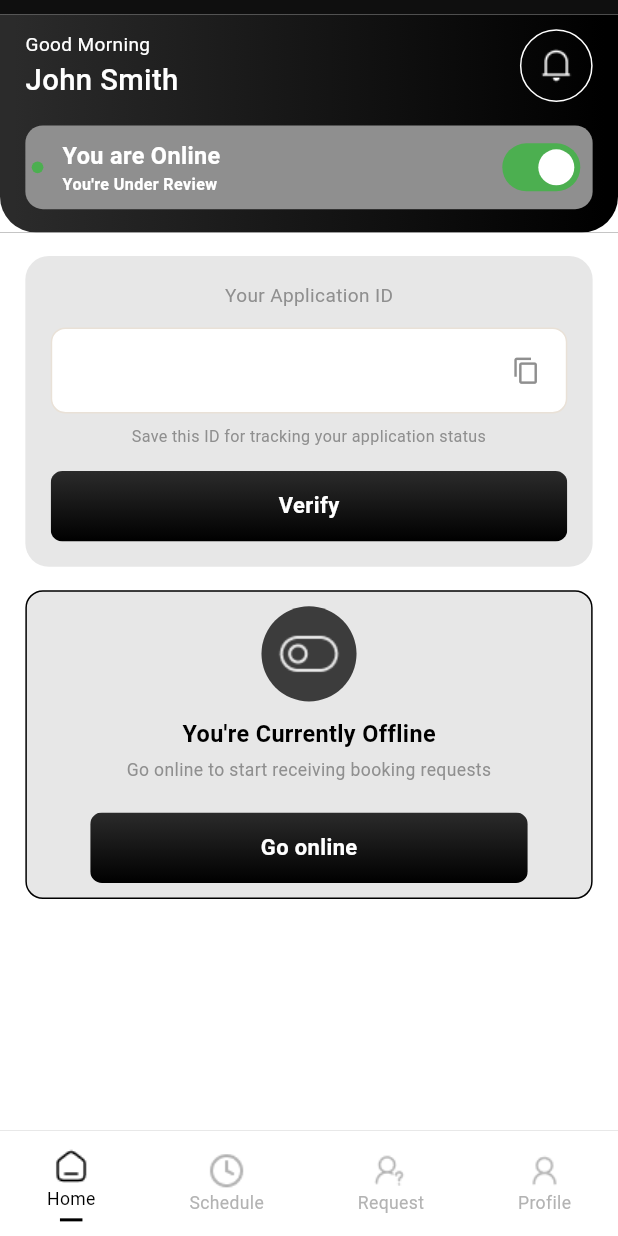
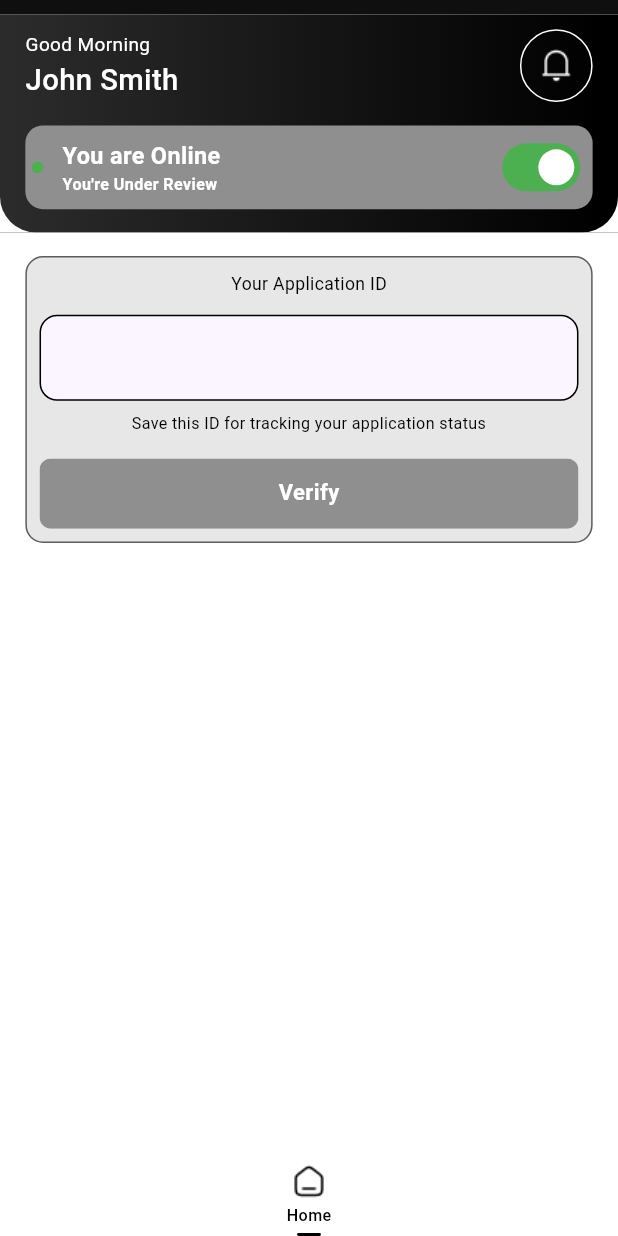
Before and after one commit to EngrJosimuddin42/App-Bloom, a Flutter app: the ApplicationIdCard screen opened directly, on a phone screen of 412 x 824 dp. Run offline on Flutter 3.47's test engine with Material 3 defaults, Android fonts, the phone set to English and light mode, and no system bars; our stand-ins replace dio, flutter_map, flutter_screenutil, get, get_storage, latlong2 and 1 more; accounts and stored records are empty.

Commit message:
barber profile setup screen

```diff
--- a/lib/controllers/barber_home_controller.dart
+++ b/lib/controllers/barber_home_controller.dart
@@ -14,7 +14,7 @@ class BarberHomeController extends GetxController {
   // final _api = Get.find<ApiService>();
 
   // ── Dashboard State ──
-  final _isOnline       = false.obs;
+  final _isOnline = true.obs;
   final _isLoading      = false.obs;
   final _earnings       = ''.obs;
   final _earningsChange = ''.obs;
@@ -171,7 +171,6 @@ class BarberHomeController extends GetxController {
       _earnings.value       = '\$1,240';
       _earningsChange.value = '+18% from last week';
       _earningsDate.value   = '09/25';
-      _isOnline.value       = true;
 
       _stats.value = [
         {'icon': 'assets/images/dollar_icon.png', 'value': '\$420', 'label': 'Today'},
--- a/lib/controllers/barber_required_info_controller.dart
+++ b/lib/controllers/barber_required_info_controller.dart
@@ -48,6 +48,9 @@ class BarberRequiredInfoController extends GetxController {
           : Get.put(BarberHomeController());
 
       homeController.setApplicationId(applicationId);
+
+      // ── ApplicationIdCard screen এ offline
+      await homeController.toggleOnlineStatus(false);
 
       Get.to(
             () => const ApplicationIdCard(),
--- a/lib/controllers/forgot_password_controller.dart
+++ b/lib/controllers/forgot_password_controller.dart
@@ -11,7 +11,7 @@ class ForgotPasswordController extends GetxController {
   final _api = Get.find<ApiService>();
 
   // ── Controllers ──
-  final emailController = TextEditingController();
+  final emailController = TextEditingController(text: 'josimcse@gmail.com');
   final List<TextEditingController> otpControllers =
   List.generate(6, (_) => TextEditingController(text: '0'));
   final newPasswordController = TextEditingController();
--- a/lib/controllers/onboarding_controller.dart
+++ b/lib/controllers/onboarding_controller.dart
@@ -1,7 +1,7 @@
 import 'package:flutter/material.dart';
 import 'package:get/get.dart';
-import '../../../services/local_storage_service.dart';
 import '../../utils/constants/onboarding_data.dart';
+import '../helpers/storage_helper.dart';
 import '../views/screens/login_screen.dart';
 
 class OnboardingController extends GetxController {
@@ -37,7 +37,7 @@ class OnboardingController extends GetxController {
   }
 
   Future<void> onGetStarted() async {
-    await LocalStorageService.setOnboardingCompleted();
+    StorageHelper.setOnboardingDone();
     Get.offAll(
           () => const LoginScreen(),
       transition: Transition.fade,
--- a/lib/main.dart
+++ b/lib/main.dart
@@ -1,4 +1,6 @@
 import 'package:app_bloom/views/screens/home/barber/barber_home_screen.dart';
+import 'package:app_bloom/views/screens/home/barber/profile_setup/barber_required_info_screen.dart';
+import 'package:app_bloom/views/screens/splash_screen.dart';
 import 'package:flutter/material.dart';
 import 'package:flutter_screenutil/flutter_screenutil.dart';
 import 'package:get/get.dart';
@@ -32,7 +34,7 @@ class BarberCallApp extends StatelessWidget {
             colorScheme: ColorScheme.fromSeed(seedColor: AppColors.primary),
             useMaterial3: true,
           ),
-          home: const BarberHomeScreen(),
+          home: const BarberRequiredInfoScreen(),
         );
       },
     );
--- a/lib/themes/app_colors.dart
+++ b/lib/themes/app_colors.dart
@@ -19,6 +19,7 @@ class AppColors {
 
   // Background Colors
   static const Color background     = Color(0xFFFFFFFF);
+  static const Color backgroundWhite = Color(0xFFFAF5FF);
   static const Color backgroundBlue = Color(0xFF007AFF);
   static const Color backgroundGrey = Color(0xFFD9D9D9);
   static const Color backgroundOrange = Color(0xFFFF9500);
--- a/lib/views/base/custom_button.dart
+++ b/lib/views/base/custom_button.dart
@@ -9,8 +9,10 @@ class CustomButton extends StatelessWidget {
   final bool isEnabled;
   final VoidCallback onTap;
   final double? height;
+  final double? width;
   final double? borderRadius;
   final Gradient? gradient;
+  final Color? color;
 
   const CustomButton({
     super.key,
@@ -19,8 +21,10 @@ class CustomButton extends StatelessWidget {
     this.isLoading = false,
     this.isEnabled = true,
     this.height,
+    this.width,
     this.borderRadius,
     this.gradient,
+    this.color,
   });
 
   @override
@@ -28,15 +32,15 @@ class CustomButton extends StatelessWidget {
     final radius = (borderRadius ?? 8).r;
 
     return SizedBox(
-      width: 358.w,
+      width: width ?? 358.w,
       height: height ?? 48.h,
       child: Material(
         color: Colors.transparent,
         borderRadius: BorderRadius.circular(radius),
         child: Ink(
           decoration: BoxDecoration(
-            color: isEnabled ? null : AppColors.textSecondary,
-            gradient: isEnabled
+            color: color ?? (isEnabled ? null : AppColors.textSecondary),
+            gradient: (color == null && isEnabled)
                 ? (gradient ?? AppColors.splashGradient)
                 : null,
             borderRadius: BorderRadius.circular(radius),
--- a/lib/views/base/custom_text_field.dart
+++ b/lib/views/base/custom_text_field.dart
@@ -67,7 +67,7 @@ class CustomTextField extends StatelessWidget {
             filled: true,
             fillColor: fillColor ?? AppColors.background,
             contentPadding:
-            EdgeInsets.symmetric(vertical: 8.h, horizontal: 16.w),
+            EdgeInsets.symmetric(vertical: 8.h, horizontal: 10.w),
             enabledBorder: OutlineInputBorder(
               borderRadius: BorderRadius.circular(10.r),
               borderSide: BorderSide(
--- a/lib/views/base/password_field.dart
+++ b/lib/views/base/password_field.dart
@@ -39,7 +39,7 @@ class _PasswordFieldState extends State<PasswordField> {
       hint: widget.hint ?? '* * * * * * * *',
       label: widget.label,
       fillColor: widget.fillColor ?? AppColors.cardColor,
-      borderColor: widget.borderColor ?? AppColors.border2,
+      borderColor: widget.borderColor ?? AppColors.textBlack4,
       obscureText: _obscure,
       errorText: widget.errorText,
       labelColor: widget.labelColor,
--- a/lib/views/screens/home/barber/barber_home_screen.dart
+++ b/lib/views/screens/home/barber/barber_home_screen.dart
@@ -18,7 +18,7 @@ class BarberHomeScreen extends StatelessWidget {
 
   @override
   Widget build(BuildContext context) {
-    final controller = Get.put(BarberHomeController());
+    final controller = Get.put(BarberHomeController(), permanent: true);
 
     return AnnotatedRegion<SystemUiOverlayStyle>(
         value: const SystemUiOverlayStyle(
--- a/lib/views/screens/home/barber/profile/view_earnings/barber_earning_screen.dart
+++ b/lib/views/screens/home/barber/profile/view_earnings/barber_earning_screen.dart
@@ -9,7 +9,7 @@ import '../../../../../base/earning_history_item.dart';
 import '../../../../../base/earnings_card.dart';
 import '../../../../../base/payment_method_card.dart';
 import '../../../../../base/segmented_tab_bar.dart';
-import 'barber_payment_method_screen.dart';
+
 
 class BarberEarningScreen extends StatefulWidget {
   const BarberEarningScreen({super.key});
--- a/lib/views/screens/home/barber/profile_setup/application_id_card.dart
+++ b/lib/views/screens/home/barber/profile_setup/application_id_card.dart
@@ -5,8 +5,6 @@ import 'package:get/get.dart';
 import '../../../../../controllers/barber_home_controller.dart';
 import '../../../../../themes/app_colors.dart';
 import '../../../../../themes/app_text_styles.dart';
-import '../../../../base/barber_bottom_nav.dart';
-import '../../../../base/barber_nav_helper.dart';
 import '../../../../base/Barber_top_header.dart';
 import '../../../../base/custom_button.dart';
 import '../../../../base/offline_banner.dart';
@@ -76,11 +74,11 @@ class _ApplicationIdCardState extends State<ApplicationIdCard> {
                                         // ── Application ID Card ──
                                         Container(
                                           width: double.infinity,
-                                          padding: EdgeInsets.all(16.w),
+                                          padding: EdgeInsets.all(8.w),
                                           decoration: BoxDecoration(
                                             color: AppColors.cardColor,
-                                            borderRadius:
-                                            BorderRadius.circular(16.r),
+                                            borderRadius: BorderRadius.circular(12.r),
+                                            border: Border.all(color:AppColors.textBlack4)
                                           ),
                                           child: Column(
                                             crossAxisAlignment:
@@ -88,10 +86,9 @@ class _ApplicationIdCardState extends State<ApplicationIdCard> {
                                             children: [
                                               Text(
                                                 'Your Application ID',
-                                                style: AppTextStyles.bodyPrimary
-                                                    .copyWith(
-                                                    color: AppColors
-                                                        .textSecondary),
+                                                style: AppTextStyles.bodyPrimary.copyWith(
+                                                  fontSize: 12.sp,
+                                                    color: AppColors.textBlack),
                                               ),
                                               SizedBox(height: 12.h),
 
@@ -101,54 +98,27 @@ class _ApplicationIdCardState extends State<ApplicationIdCard> {
                                                 _isRevealed = !_isRevealed),
                                                 child: Container(
                                                   width: double.infinity,
-                                                  padding: EdgeInsets.symmetric(
-                                                      vertical: 14.h,
-                                                      horizontal: 16.w),
+                                                  padding: EdgeInsets.symmetric(vertical: 14.h,horizontal: 14.w),
                                                   decoration: BoxDecoration(
-                                                    color: Colors.white,
-                                                    borderRadius:
-                                                    BorderRadius.circular(
-                                                        10.r),
-                                                    border: Border.all(
-                                                        color:
-                                                        AppColors.border2),
+                                                    color: AppColors.backgroundWhite,
+                                                    borderRadius:BorderRadius.circular(12.r),
+                                                    border: Border.all(color:AppColors.textBlack),
                                                   ),
                                                   child: Row(
-                                                    mainAxisAlignment:
-                                                    MainAxisAlignment
-                                                        .spaceBetween,
+                                                    mainAxisAlignment: MainAxisAlignment.center,
                                                     children: [
                                                       Expanded(
                                                         child: Text(
                                                           _isRevealed
-                                                              ? controller
-                                                              .applicationId
-                                                              : '•' *
-                                                              controller
-                                                                  .applicationId
-                                                                  .length,
-                                                          style: AppTextStyles
-                                                              .headingLarge
-                                                              .copyWith(
-                                                            color: AppColors
-                                                                .textBlack,
+                                                              ? controller.applicationId
+                                                              : '-' * controller.applicationId.length,
+                                                          style: AppTextStyles.headingLarge.copyWith(
+                                                            color: AppColors.textBlack,
+                                                            fontWeight: FontWeight.w900,
                                                             letterSpacing: 3,
                                                           ),
-                                                          textAlign:
-                                                          TextAlign.center,
+                                                          textAlign: TextAlign.center,
                                                         ),
-                                                      ),
-                                                      GestureDetector(
-                                                        onTap: () =>
-                                                            Clipboard.setData(
-                                                                ClipboardData(
-                                                                    text: controller
-                                                                        .applicationId)),
-                                                        child: Icon(
-                                                            Icons.copy_outlined,
-                                                            size: 18.w,
-                                                            color: AppColors
-                                                                .textSecondary),
                                                       ),
                                                     ],
                                                   ),
@@ -158,19 +128,17 @@ class _ApplicationIdCardState extends State<ApplicationIdCard> {
                                               SizedBox(height: 8.h),
                                               Text(
                                                 'Save this ID for tracking your application status',
-                                                style: AppTextStyles.caption
-                                                    .copyWith(
-                                                    color: AppColors
-                                                        .textSecondary),
-                                                textAlign: TextAlign.center,
-                                              ),
+                                                style: AppTextStyles.caption.copyWith(
+                                                  fontWeight: FontWeight.w400,
+                                                    color: AppColors.textBlack),
+                                                     textAlign: TextAlign.center),
                                               SizedBox(height: 16.h),
 
                                               // ── Verify Button ──
                                               CustomButton(
                                                 label: 'Verify',
-                                                isEnabled: true,
-                                                onTap: controller.goToVerify,
+                                                isEnabled: _isRevealed,
+                                                onTap: _isRevealed ? controller.goToVerify : () {},
                                               ),
                                             ],
                                           ),
@@ -179,9 +147,13 @@ class _ApplicationIdCardState extends State<ApplicationIdCard> {
                                         SizedBox(height: 16.h),
 
                                         // ── Offline Banner ──
-                                        OfflineBanner(
-                                          onGoOnline: () => controller
-                                              .toggleOnlineStatus(true),
+                                        Obx(() => controller.isOnline
+                                            ? const SizedBox()
+                                            : OfflineBanner(
+                                          onGoOnline: () => controller.toggleOnlineStatus(true),
+                                          buttonColor: AppColors.textSecondary,
+                                         buttonWidth: 200.w,
+                                        ),
                                         ),
                                       ],
                                     ),
@@ -189,10 +161,38 @@ class _ApplicationIdCardState extends State<ApplicationIdCard> {
                                 ),
 
                                 // ── Bottom Nav ──
-                                BarberBottomNav(
-                                  currentIndex: 0,
-                                  onTap: (index) =>
-                                      BarberNavHelper.onTap(index, 0),
+                                Container(
+                                  color: Colors.white,
+                                  child: Column(
+                                    mainAxisSize: MainAxisSize.min,
+                                    children: [
+                                      Row(
+                                        mainAxisAlignment: MainAxisAlignment.center,
+                                        children: [
+                                          Column(
+                                            children: [
+                                              Image.asset('assets/images/home.png', width: 24.r, height: 24.r),
+                                              SizedBox(height: 4.h),
+                                              Text('Home',
+                                                  style: TextStyle(
+                                                      fontSize: 11.sp,
+                                                      fontWeight: FontWeight.w500,
+                                                      color: AppColors.textBlack)),
+                                              SizedBox(height: 4.h),
+                                              Container(
+                                                width: 15.w,
+                                                height: 2.h,
+                                                decoration: BoxDecoration(
+                                                  color: AppColors.textBlack,
+                                                  borderRadius: BorderRadius.circular(2.r),
+                                                ),
+                                              ),
+                                            ],
+                                          ),
+                                        ],
+                                      ),
+                                    ],
+                                  ),
                                 ),
 
                                 // ── Safe area ──
--- a/lib/views/screens/home/barber/profile_setup/barber_required_info_screen.dart
+++ b/lib/views/screens/home/barber/profile_setup/barber_required_info_screen.dart
@@ -135,7 +135,7 @@ class BarberRequiredInfoScreen extends StatelessWidget {
                       prefixIcon: Padding(
                         padding: EdgeInsets.all(10.w),
                         child: Image.asset('assets/images/location1.png',
-                          width: 24.w, height: 24.w, color: AppColors.textBlack,
+                          width: 20.w, height: 20.w, color: AppColors.textBlack,
                         ),
                       ),
                       suffixIcon: Padding(
```
Also changed, not shown: lib/controllers/login_controller.dart (+11 -10 lines), lib/controllers/splash_controller.dart (+6 -2 lines), lib/services/api_service.dart (+29 -57 lines), lib/views/base/offline_banner.dart (+9 -2 lines), lib/views/screens/home/barber/profile/barber_settings_screen.dart (+9 -5 lines), lib/views/screens/home/barber/profile_setup/verification_complete_dialog.dart (+15 -8 lines), assets/images/view-on.png.
